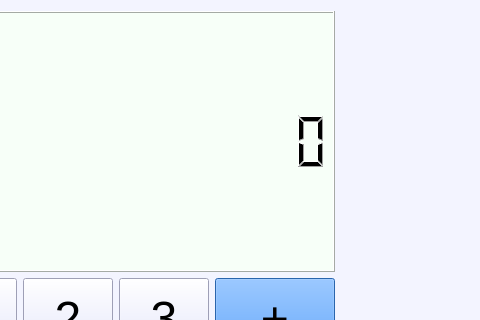
The window that UI files/calc1.ui (PR1449/algorithmic-calculator) describes before a commit, drawn with Qt 5; both pictures show x 220 to 700 and y 0 to 320 of the 700 by 721 pixel window.
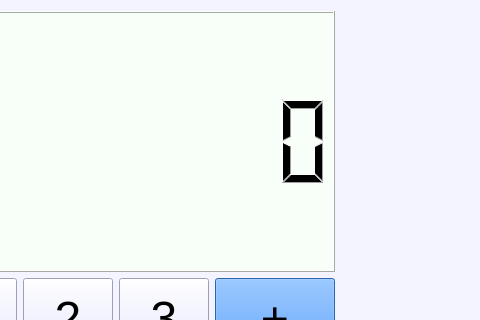
The same window after the commit.

```diff
--- a/UI files/calc1.ui
+++ b/UI files/calc1.ui
@@ -50,7 +50,7 @@
        <bool>false</bool>
       </property>
       <property name="digitCount">
-       <number>13</number>
+       <number>8</number>
       </property>
      </widget>
     </item>
```
